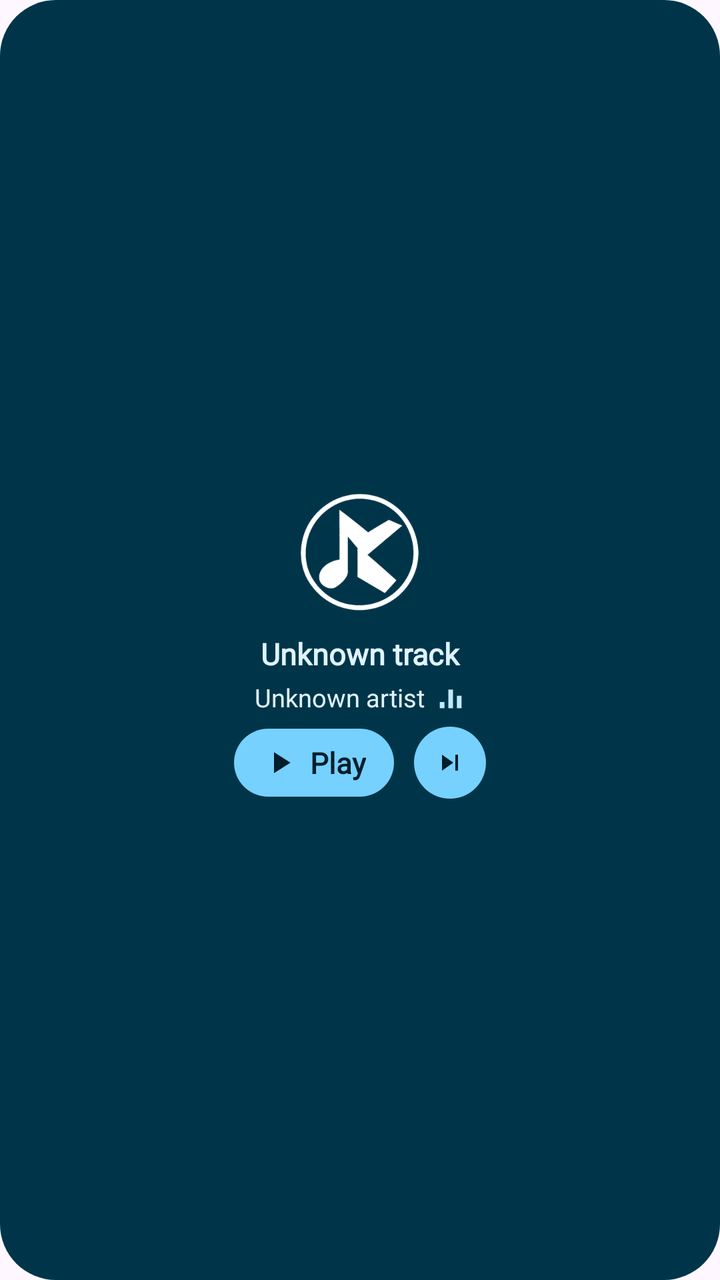
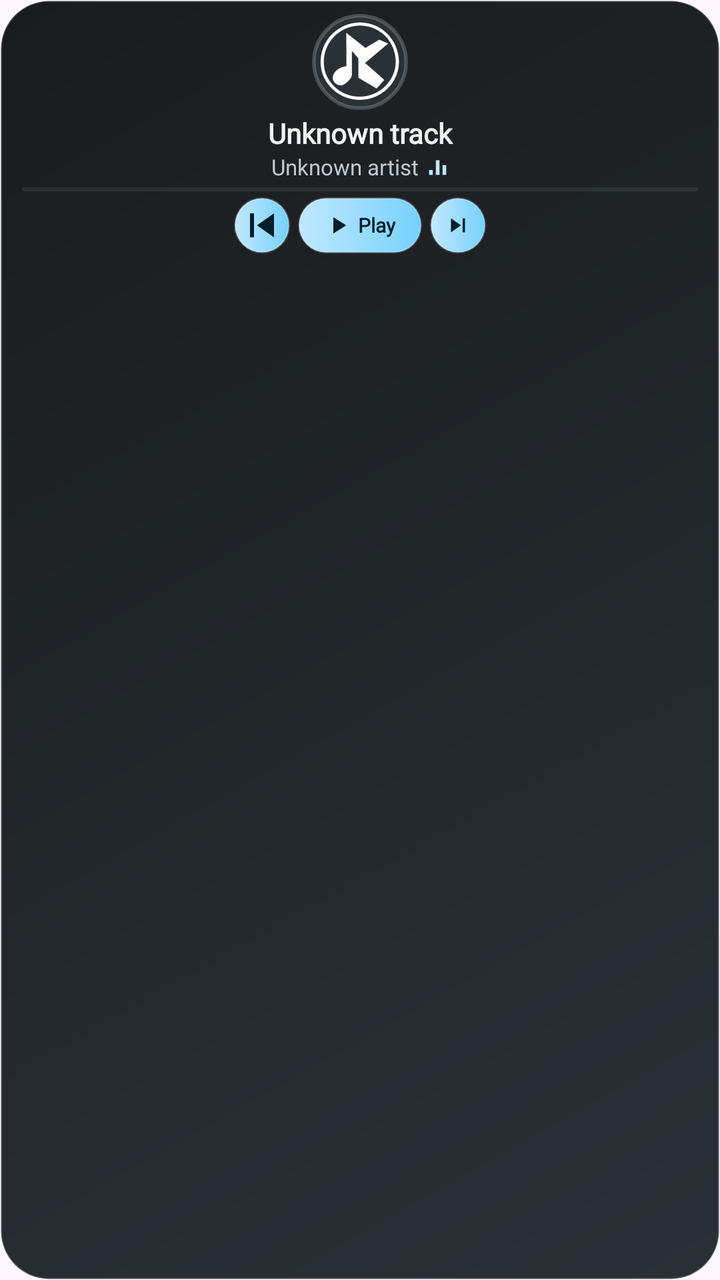

Two renders of the same Android screen: before a commit and after it. Below are the layout's source before the change and the commit's diff.
<!-- AndroidManifest.xml: application theme Theme.KatMusic.Splash -->
<!-- res/layout/widget_now_playing_square.xml -->
<?xml version="1.0" encoding="utf-8"?>
<LinearLayout xmlns:android="http://schemas.android.com/apk/res/android"
    android:id="@+id/widget_root"
    android:layout_width="match_parent"
    android:layout_height="match_parent"
    android:background="@drawable/widget_ref_background"
    android:gravity="center"
    android:orientation="vertical"
    android:paddingStart="12dp"
    android:paddingEnd="12dp"
    android:paddingTop="6dp"
    android:paddingBottom="6dp">

    
    <LinearLayout
        android:id="@+id/widget_empty_group"
        android:layout_width="match_parent"
        android:layout_height="wrap_content"
        android:gravity="center"
        android:orientation="vertical"
        android:visibility="gone">

        <ImageView
            android:id="@+id/widget_empty_icon"
            android:layout_width="48dp"
            android:layout_height="48dp"
            android:contentDescription="@null"
            android:src="@drawable/widget_art_placeholder" />

        <TextView
            android:id="@+id/widget_empty_title"
            android:layout_width="wrap_content"
            android:layout_height="wrap_content"
            android:layout_marginTop="8dp"
            android:ellipsize="end"
            android:fontFamily="@font/figtree"
            android:gravity="center"
            android:maxLines="1"
            android:text="@string/widget_name"
            android:textColor="@color/widget_on_surface"
            android:textSize="17sp"
            android:textStyle="bold" />

        <TextView
            android:id="@+id/widget_empty_sub"
            android:layout_width="wrap_content"
            android:layout_height="wrap_content"
            android:layout_marginTop="3dp"
            android:ellipsize="end"
            android:fontFamily="@font/figtree"
            android:gravity="center"
            android:maxLines="1"
            android:text="@string/widget_description"
            android:textColor="@color/widget_on_surface"
            android:textSize="13.5sp" />
    </LinearLayout>

    
    <LinearLayout
        android:id="@+id/widget_content_group"
        android:layout_width="match_parent"
        android:layout_height="wrap_content"
        android:gravity="center"
        android:orientation="vertical">

        
        <ImageView
            android:id="@+id/widget_art"
            android:layout_width="72dp"
            android:layout_height="72dp"
            android:contentDescription="@null"
            android:scaleType="centerCrop"
            android:src="@drawable/widget_art_placeholder" />

        
        <TextView
            android:id="@+id/widget_title"
            android:layout_width="match_parent"
            android:layout_height="wrap_content"
            android:layout_marginTop="4dp"
            android:ellipsize="end"
            android:fontFamily="@font/figtree"
            android:gravity="center"
            android:maxLines="1"
            android:text="Unknown track"
            android:textColor="@color/widget_on_surface"
            android:textSize="15sp"
            android:textStyle="bold" />

        
        <LinearLayout
            android:layout_width="match_parent"
            android:layout_height="wrap_content"
            android:layout_marginTop="3dp"
            android:gravity="center"
            android:orientation="horizontal">

            <TextView
                android:id="@+id/widget_subtitle"
                android:layout_width="wrap_content"
                android:layout_height="wrap_content"
                android:ellipsize="end"
                android:fontFamily="@font/figtree"
                android:gravity="center"
                android:maxLines="1"
                android:text="Unknown artist"
                android:textColor="@color/widget_on_surface"
                android:textSize="12.5sp" />

            <LinearLayout
                android:id="@+id/widget_eq_group"
                android:layout_width="wrap_content"
                android:layout_height="wrap_content"
                android:layout_marginStart="6dp"
                android:gravity="center_vertical"
                android:orientation="horizontal">

                <ImageView
                    android:id="@+id/widget_eq_icon"
                    android:layout_width="14dp"
                    android:layout_height="14dp"
                    android:contentDescription="@null"
                    android:src="@drawable/widget_eq_frame_0" />
            </LinearLayout>
        </LinearLayout>

        
        <LinearLayout
            android:id="@+id/widget_progress_row"
            android:layout_width="match_parent"
            android:layout_height="wrap_content"
            android:layout_marginStart="8dp"
            android:layout_marginTop="8dp"
            android:layout_marginEnd="8dp"
            android:gravity="center_vertical"
            android:visibility="gone"
            android:orientation="horizontal">

            <ProgressBar
                android:id="@+id/widget_progress"
                style="?android:attr/progressBarStyleHorizontal"
                android:layout_width="match_parent"
                android:layout_height="3.5dp"
                android:max="1000"
                android:maxHeight="3.5dp"
                android:minHeight="3.5dp"
                android:progress="0"
                android:progressBackgroundTint="@color/widget_track"
                android:progressTint="@color/widget_primary" />
        </LinearLayout>

        
        <LinearLayout
            android:id="@+id/widget_controls_group"
            android:layout_width="wrap_content"
            android:layout_height="wrap_content"
            android:layout_marginTop="6dp"
            android:gravity="center_vertical"
            android:orientation="horizontal">

            <LinearLayout
                android:layout_width="36dp"
                android:layout_height="36dp"
                android:background="@drawable/widget_ref_circle"
                android:visibility="gone"
                android:gravity="center"
                android:orientation="horizontal">
                
                <ImageView
                    android:id="@+id/widget_prev"
                    android:layout_width="16dp"
                    android:layout_height="16dp"
                    android:contentDescription="@string/desc_previous"
                    android:src="@drawable/ic_widget_skip_previous"
                    android:tint="@color/widget_on_primary" />
            </LinearLayout>

            <LinearLayout
                android:id="@+id/widget_play_pause_container"
                android:layout_width="wrap_content"
                android:layout_height="34dp"
                android:background="@drawable/widget_ref_pill"
                android:gravity="center"
                android:orientation="horizontal"
                android:paddingHorizontal="14dp">

                <ImageView
                    android:id="@+id/widget_play_pause"
                    android:layout_width="18dp"
                    android:layout_height="18dp"
                    android:src="@drawable/ic_widget_play"
                    android:tint="@color/widget_on_primary" />

                <TextView
                    android:id="@+id/widget_state"
                    android:layout_width="wrap_content"
                    android:layout_height="wrap_content"
                    android:layout_marginStart="6dp"
                    android:fontFamily="@font/figtree"
                    android:text="Play"
                    android:textColor="@color/widget_on_primary"
                    android:textSize="14.5sp"
                    android:textStyle="bold" />
            </LinearLayout>

            <LinearLayout
                android:id="@+id/widget_next_container"
                android:layout_width="36dp"
                android:layout_height="36dp"
                android:layout_marginStart="10dp"
                android:background="@drawable/widget_ref_circle"
                android:gravity="center"
                android:orientation="horizontal">
                
                <ImageView
                    android:id="@+id/widget_next"
                    android:layout_width="16dp"
                    android:layout_height="16dp"
                    android:contentDescription="@string/desc_next"
                    android:src="@drawable/ic_widget_skip_next"
                    android:tint="@color/widget_on_primary" />
            </LinearLayout>
        </LinearLayout>
    </LinearLayout>
</LinearLayout>
<!-- resources referenced by this layout -->
<resources>
  <color name="widget_on_primary">#FF3C1117</color>
  <color name="widget_on_surface">#FFFFFFFF</color>
  <color name="widget_primary">#FF9C3645</color>
  <color name="widget_track">#33000000</color>
  <!-- drawable ic_widget_play (drawable) -->
  <vector xmlns:android="http://schemas.android.com/apk/res/android"
      android:width="24dp"
      android:height="24dp"
      android:viewportWidth="24"
      android:viewportHeight="24">
      <path
          android:fillColor="#FFFFFFFF"
          android:pathData="M8,5v14l11,-7z" />
  </vector>
  <!-- drawable ic_widget_skip_previous (drawable) -->
  <vector xmlns:android="http://schemas.android.com/apk/res/android"
      android:width="24dp"
      android:height="24dp"
      android:viewportWidth="24"
      android:viewportHeight="24">
      <path
          android:fillColor="#FFFFFFFF"
          android:pathData="M6,6h2v12H6zm3.5,6l8.5,6V6z" />
  </vector>
  <!-- drawable widget_art_placeholder (drawable) -->
  <?xml version="1.0" encoding="utf-8"?>
  <layer-list xmlns:android="http://schemas.android.com/apk/res/android">
      <item>
          <shape android:shape="rectangle">
              <corners android:radius="14dp" />
              <solid android:color="@color/widget_surface_variant" />
              <stroke
                  android:width="1dp"
                  android:color="@color/widget_hairline" />
          </shape>
      </item>
      <item
          android:width="26dp"
          android:height="26dp"
          android:gravity="center"
          android:drawable="@drawable/ic_widget_logo_mark"
          android:tint="@color/widget_on_surface_variant" />
  </layer-list>
  <!-- drawable widget_ref_background (drawable) -->
  <?xml version="1.0" encoding="utf-8"?>
  <shape xmlns:android="http://schemas.android.com/apk/res/android"
      android:shape="rectangle">
      <corners android:radius="28dp" />
      <solid android:color="@color/widget_surface" />
  </shape>
  <!-- drawable widget_ref_circle (drawable) -->
  <?xml version="1.0" encoding="utf-8"?>
  <shape xmlns:android="http://schemas.android.com/apk/res/android"
      android:shape="rectangle">
      <corners android:radius="18dp" />
      <solid android:color="@color/widget_primary" />
  </shape>
  <!-- drawable widget_ref_pill (drawable) -->
  <?xml version="1.0" encoding="utf-8"?>
  <shape xmlns:android="http://schemas.android.com/apk/res/android"
      android:shape="rectangle">
      <corners android:radius="20dp" />
      <solid android:color="@color/widget_primary" />
  </shape>
  <string name="desc_next">Next</string>
  <string name="desc_previous">Previous</string>
  <string name="widget_description">Artwork, track details and playback controls for every media app</string>
  <string name="widget_name">KatMusic Player</string>
  <color name="widget_surface_variant">#FF9C3645</color>
  <color name="widget_hairline">#00000000</color>
  <color name="widget_on_surface_variant">#FFE0B8BC</color>
  <color name="widget_eq_bar">#FFFFFFFF</color>
  <color name="widget_surface">#FF9C3645</color>
  <color name="splash_background">#FF100F0F</color>
  <!-- unchanged entries left out for length: 6 -->
</resources>

<!-- the commit's change to res/layout/widget_now_playing_square.xml (unified diff, before → after) -->
@@ -1,80 +1,166 @@
 <?xml version="1.0" encoding="utf-8"?>
-<LinearLayout xmlns:android="http://schemas.android.com/apk/res/android"
+<FrameLayout xmlns:android="http://schemas.android.com/apk/res/android"
     android:id="@+id/widget_root"
     android:layout_width="match_parent"
     android:layout_height="match_parent"
     android:background="@drawable/widget_ref_background"
-    android:gravity="center"
-    android:orientation="vertical"
-    android:paddingStart="12dp"
-    android:paddingEnd="12dp"
-    android:paddingTop="6dp"
-    android:paddingBottom="6dp">
+    android:padding="7dp">
 
-    
     <LinearLayout
-        android:id="@+id/widget_empty_group"
+        android:id="@+id/widget_content_group"
         android:layout_width="match_parent"
-        android:layout_height="wrap_content"
-        android:gravity="center"
-        android:orientation="vertical"
-        android:visibility="gone">
-
+        android:layout_height="match_parent"
+        android:gravity="center_horizontal"
+        android:orientation="vertical">
         <ImageView
-            android:id="@+id/widget_empty_icon"
+            android:id="@+id/widget_art"
             android:layout_width="48dp"
             android:layout_height="48dp"
             android:contentDescription="@null"
+            android:scaleType="centerCrop"
             android:src="@drawable/widget_art_placeholder" />
-
         <TextView
-            android:id="@+id/widget_empty_title"
-            android:layout_width="wrap_content"
+            android:id="@+id/widget_title"
+            android:layout_width="match_parent"
             android:layout_height="wrap_content"
-            android:layout_marginTop="8dp"
+            android:layout_marginTop="2dp"
             android:ellipsize="end"
             android:fontFamily="@font/figtree"
             android:gravity="center"
             android:maxLines="1"
-            android:text="@string/widget_name"
+            android:text="Unknown track"
             android:textColor="@color/widget_on_surface"
-            android:textSize="17sp"
+            android:textSize="14sp"
             android:textStyle="bold" />
-
-        <TextView
-            android:id="@+id/widget_empty_sub"
+        <LinearLayout
+            android:layout_width="match_parent"
+            android:layout_height="wrap_content"
+            android:gravity="center"
+            android:orientation="horizontal">
+            <TextView
+                android:id="@+id/widget_subtitle"
+                android:layout_width="wrap_content"
+                android:layout_height="wrap_content"
+                android:ellipsize="end"
+                android:fontFamily="@font/figtree"
+                android:maxLines="1"
+                android:text="Unknown artist"
+                android:textColor="@color/widget_on_surface_variant"
+                android:textSize="11sp" />
+            <LinearLayout
+                android:id="@+id/widget_eq_group"
+                android:layout_width="wrap_content"
+                android:layout_height="wrap_content"
+                android:layout_marginStart="4dp"
+                android:gravity="center"
+                android:orientation="horizontal">
+                <ImageView
+                    android:id="@+id/widget_eq_icon"
+                    android:layout_width="11dp"
+                    android:layout_height="11dp"
+                    android:contentDescription="@null"
+                    android:src="@drawable/widget_eq_frame_0" />
+            </LinearLayout>
+        </LinearLayout>
+        <LinearLayout
+            android:id="@+id/widget_progress_row"
+            android:layout_width="match_parent"
+            android:layout_height="2dp"
+            android:layout_marginHorizontal="4dp"
+            android:layout_marginTop="3dp"
+            android:orientation="horizontal">
+            <ProgressBar
+                android:id="@+id/widget_progress"
+                style="?android:attr/progressBarStyleHorizontal"
+                android:layout_width="match_parent"
+                android:layout_height="2dp"
+                android:max="1000"
+                android:maxHeight="2dp"
+                android:minHeight="2dp"
+                android:progressBackgroundTint="@color/widget_track"
+                android:progressTint="@color/widget_primary" />
+        </LinearLayout>
+        <LinearLayout
+            android:id="@+id/widget_controls_group"
             android:layout_width="wrap_content"
-            android:layout_height="wrap_content"
+            android:layout_height="28dp"
             android:layout_marginTop="3dp"
-            android:ellipsize="end"
-            android:fontFamily="@font/figtree"
-            android:gravity="center"
-            android:maxLines="1"
-            android:text="@string/widget_description"
-            android:textColor="@color/widget_on_surface"
-            android:textSize="13.5sp" />
+            android:gravity="center_vertical"
+            android:orientation="horizontal">
+            <ImageButton
+                android:id="@+id/widget_prev"
+                android:layout_width="28dp"
+                android:layout_height="28dp"
+                android:background="@drawable/widget_ref_circle"
+                android:contentDescription="@string/desc_previous"
+                android:padding="7dp"
+                android:src="@drawable/ic_widget_skip_previous"
+                android:tint="@color/widget_on_primary" />
+            <LinearLayout
+                android:id="@+id/widget_play_pause_container"
+                android:layout_width="62dp"
+                android:layout_height="28dp"
+                android:layout_marginStart="4dp"
+                android:background="@drawable/widget_ref_pill"
+                android:contentDescription="@string/desc_play_pause"
+                android:gravity="center"
+                android:orientation="horizontal"
+                android:paddingHorizontal="5dp">
+                <ImageView
+                    android:id="@+id/widget_play_pause"
+                    android:layout_width="14dp"
+                    android:layout_height="14dp"
+                    android:contentDescription="@null"
+                    android:src="@drawable/ic_widget_play"
+                    android:tint="@color/widget_on_primary" />
+                <TextView
+                    android:id="@+id/widget_state"
+                    android:layout_width="wrap_content"
+                    android:layout_height="wrap_content"
+                    android:layout_marginStart="3dp"
+                    android:fontFamily="@font/figtree"
+                    android:maxLines="1"
+                    android:text="Play"
+                    android:textColor="@color/widget_on_primary"
+                    android:textSize="10sp"
+                    android:textStyle="bold" />
+            </LinearLayout>
+            <LinearLayout
+                android:id="@+id/widget_next_container"
+                android:layout_width="28dp"
+                android:layout_height="28dp"
+                android:layout_marginStart="4dp"
+                android:background="@drawable/widget_ref_circle"
+                android:contentDescription="@string/desc_next"
+                android:gravity="center"
+                android:orientation="horizontal">
+                <ImageView
+                    android:id="@+id/widget_next"
+                    android:layout_width="14dp"
+                    android:layout_height="14dp"
+                    android:contentDescription="@null"
+                    android:src="@drawable/ic_widget_skip_next"
+                    android:tint="@color/widget_on_primary" />
+            </LinearLayout>
+        </LinearLayout>
     </LinearLayout>
 
-    
     <LinearLayout
-        android:id="@+id/widget_content_group"
+        android:id="@+id/widget_empty_group"
         android:layout_width="match_parent"
-        android:layout_height="wrap_content"
+        android:layout_height="match_parent"
         android:gravity="center"
-        android:orientation="vertical">
-
-        
+        android:orientation="vertical"
+        android:padding="5dp"
+        android:visibility="gone">
         <ImageView
-            android:id="@+id/widget_art"
-            android:layout_width="72dp"
-            android:layout_height="72dp"
+            android:id="@+id/widget_empty_icon"
+            android:layout_width="42dp"
+            android:layout_height="42dp"
             android:contentDescription="@null"
-            android:scaleType="centerCrop"
             android:src="@drawable/widget_art_placeholder" />
-
-        
         <TextView
-            android:id="@+id/widget_title"
+            android:id="@+id/widget_empty_title"
             android:layout_width="match_parent"
             android:layout_height="wrap_content"
             android:layout_marginTop="4dp"
@@ -82,144 +168,20 @@
             android:fontFamily="@font/figtree"
             android:gravity="center"
             android:maxLines="1"
-            android:text="Unknown track"
+            android:text="@string/widget_name"
             android:textColor="@color/widget_on_surface"
-            android:textSize="15sp"
+            android:textSize="13sp"
             android:textStyle="bold" />
-
-        
-        <LinearLayout
+        <TextView
+            android:id="@+id/widget_empty_sub"
             android:layout_width="match_parent"
             android:layout_height="wrap_content"
-            android:layout_marginTop="3dp"
+            android:ellipsize="end"
+            android:fontFamily="@font/figtree"
             android:gravity="center"
-            android:orientation="horizontal">
-
-            <TextView
-                android:id="@+id/widget_subtitle"
-                android:layout_width="wrap_content"
-                android:layout_height="wrap_content"
-                android:ellipsize="end"
-                android:fontFamily="@font/figtree"
-                android:gravity="center"
-                android:maxLines="1"
-                android:text="Unknown artist"
-                android:textColor="@color/widget_on_surface"
-                android:textSize="12.5sp" />
-
-            <LinearLayout
-                android:id="@+id/widget_eq_group"
-                android:layout_width="wrap_content"
-                android:layout_height="wrap_content"
-                android:layout_marginStart="6dp"
-                android:gravity="center_vertical"
-                android:orientation="horizontal">
-
-                <ImageView
-                    android:id="@+id/widget_eq_icon"
-                    android:layout_width="14dp"
-                    android:layout_height="14dp"
-                    android:contentDescription="@null"
-                    android:src="@drawable/widget_eq_frame_0" />
-            </LinearLayout>
-        </LinearLayout>
-
-        
-        <LinearLayout
-            android:id="@+id/widget_progress_row"
-            android:layout_width="match_parent"
-            android:layout_height="wrap_content"
-            android:layout_marginStart="8dp"
-            android:layout_marginTop="8dp"
-            android:layout_marginEnd="8dp"
-            android:gravity="center_vertical"
-            android:visibility="gone"
-            android:orientation="horizontal">
-
-            <ProgressBar
-                android:id="@+id/widget_progress"
-                style="?android:attr/progressBarStyleHorizontal"
-                android:layout_width="match_parent"
-                android:layout_height="3.5dp"
-                android:max="1000"
-                android:maxHeight="3.5dp"
-                android:minHeight="3.5dp"
-                android:progress="0"
-                android:progressBackgroundTint="@color/widget_track"
-                android:progressTint="@color/widget_primary" />
-        </LinearLayout>
-
-        
-        <LinearLayout
-            android:id="@+id/widget_controls_group"
-            android:layout_width="wrap_content"
-            android:layout_height="wrap_content"
-            android:layout_marginTop="6dp"
-            android:gravity="center_vertical"
-            android:orientation="horizontal">
-
-            <LinearLayout
-                android:layout_width="36dp"
-                android:layout_height="36dp"
-                android:background="@drawable/widget_ref_circle"
-                android:visibility="gone"
-                android:gravity="center"
-                android:orientation="horizontal">
-                
-                <ImageView
-                    android:id="@+id/widget_prev"
-                    android:layout_width="16dp"
-                    android:layout_height="16dp"
-                    android:contentDescription="@string/desc_previous"
-                    android:src="@drawable/ic_widget_skip_previous"
-                    android:tint="@color/widget_on_primary" />
-            </LinearLayout>
-
-            <LinearLayout
-                android:id="@+id/widget_play_pause_container"
-                android:layout_width="wrap_content"
-                android:layout_height="34dp"
-                android:background="@drawable/widget_ref_pill"
-                android:gravity="center"
-                android:orientation="horizontal"
-                android:paddingHorizontal="14dp">
-
-                <ImageView
-                    android:id="@+id/widget_play_pause"
-                    android:layout_width="18dp"
-                    android:layout_height="18dp"
-                    android:src="@drawable/ic_widget_play"
-                    android:tint="@color/widget_on_primary" />
-
-                <TextView
-                    android:id="@+id/widget_state"
-                    android:layout_width="wrap_content"
-                    android:layout_height="wrap_content"
-                    android:layout_marginStart="6dp"
-                    android:fontFamily="@font/figtree"
-                    android:text="Play"
-                    android:textColor="@color/widget_on_primary"
-                    android:textSize="14.5sp"
-                    android:textStyle="bold" />
-            </LinearLayout>
-
-            <LinearLayout
-                android:id="@+id/widget_next_container"
-                android:layout_width="36dp"
-                android:layout_height="36dp"
-                android:layout_marginStart="10dp"
-                android:background="@drawable/widget_ref_circle"
-                android:gravity="center"
-                android:orientation="horizontal">
-                
-                <ImageView
-                    android:id="@+id/widget_next"
-                    android:layout_width="16dp"
-                    android:layout_height="16dp"
-                    android:contentDescription="@string/desc_next"
-                    android:src="@drawable/ic_widget_skip_next"
-                    android:tint="@color/widget_on_primary" />
-            </LinearLayout>
-        </LinearLayout>
+            android:maxLines="2"
+            android:text="@string/widget_description"
+            android:textColor="@color/widget_on_surface_variant"
+            android:textSize="10sp" />
     </LinearLayout>
-</LinearLayout>
+</FrameLayout>
<!-- resource entries referenced after the edit -->
@@ -1,9 +1,9 @@
 <!-- resources referenced by this layout -->
 <resources>
-  <color name="widget_on_primary">#FF3C1117</color>
-  <color name="widget_on_surface">#FFFFFFFF</color>
-  <color name="widget_primary">#FF9C3645</color>
-  <color name="widget_track">#33000000</color>
+  <color name="widget_on_primary">#FF32151C</color>
+  <color name="widget_on_surface">#FFF9F2F4</color>
+  <color name="widget_primary">#FFFFA99D</color>
+  <color name="widget_track">#42FFFFFF</color>
   <!-- drawable ic_widget_play (drawable) -->
   <vector xmlns:android="http://schemas.android.com/apk/res/android"
       android:width="24dp"
@@ -29,7 +29,7 @@
   <layer-list xmlns:android="http://schemas.android.com/apk/res/android">
       <item>
           <shape android:shape="rectangle">
-              <corners android:radius="14dp" />
+              <corners android:radius="16dp" />
               <solid android:color="@color/widget_surface_variant" />
               <stroke
                   android:width="1dp"
@@ -47,32 +47,55 @@
   <?xml version="1.0" encoding="utf-8"?>
   <shape xmlns:android="http://schemas.android.com/apk/res/android"
       android:shape="rectangle">
-      <corners android:radius="28dp" />
-      <solid android:color="@color/widget_surface" />
+      <corners android:radius="24dp" />
+      <gradient
+          android:angle="135"
+          android:startColor="@color/widget_surface_top"
+          android:endColor="@color/widget_surface"
+          android:type="linear" />
+      <stroke
+          android:width="1dp"
+          android:color="@color/widget_hairline" />
   </shape>
   <!-- drawable widget_ref_circle (drawable) -->
   <?xml version="1.0" encoding="utf-8"?>
-  <shape xmlns:android="http://schemas.android.com/apk/res/android"
-      android:shape="rectangle">
-      <corners android:radius="18dp" />
-      <solid android:color="@color/widget_primary" />
+      <shape xmlns:android="http://schemas.android.com/apk/res/android"
+      android:shape="oval">
+      <gradient
+          android:angle="0"
+          android:startColor="@color/widget_primary_top"
+          android:endColor="@color/widget_primary"
+          android:type="linear" />
+      <stroke
+          android:width="1dp"
+          android:color="@color/widget_hairline" />
   </shape>
   <!-- drawable widget_ref_pill (drawable) -->
   <?xml version="1.0" encoding="utf-8"?>
   <shape xmlns:android="http://schemas.android.com/apk/res/android"
       android:shape="rectangle">
-      <corners android:radius="20dp" />
-      <solid android:color="@color/widget_primary" />
+      <corners android:radius="18dp" />
+      <gradient
+          android:angle="0"
+          android:startColor="@color/widget_primary_top"
+          android:endColor="@color/widget_primary"
+          android:type="linear" />
+      <stroke
+          android:width="1dp"
+          android:color="@color/widget_hairline" />
   </shape>
   <string name="desc_next">Next</string>
+  <string name="desc_play_pause">Play or pause</string>
   <string name="desc_previous">Previous</string>
   <string name="widget_description">Artwork, track details and playback controls for every media app</string>
   <string name="widget_name">KatMusic Player</string>
-  <color name="widget_surface_variant">#FF9C3645</color>
-  <color name="widget_hairline">#00000000</color>
-  <color name="widget_on_surface_variant">#FFE0B8BC</color>
-  <color name="widget_eq_bar">#FFFFFFFF</color>
-  <color name="widget_surface">#FF9C3645</color>
+  <color name="widget_surface_variant">#FF2A2029</color>
+  <color name="widget_hairline">#33FFFFFF</color>
+  <color name="widget_on_surface_variant">#FFC8B5BE</color>
+  <color name="widget_eq_bar">#FFFFD4C7</color>
+  <color name="widget_surface_top">#FF30202A</color>
+  <color name="widget_surface">#FF151217</color>
+  <color name="widget_primary_top">#FFFFC5B2</color>
   <color name="splash_background">#FF100F0F</color>
   <!-- unchanged entries left out for length: 6 -->
 </resources>
